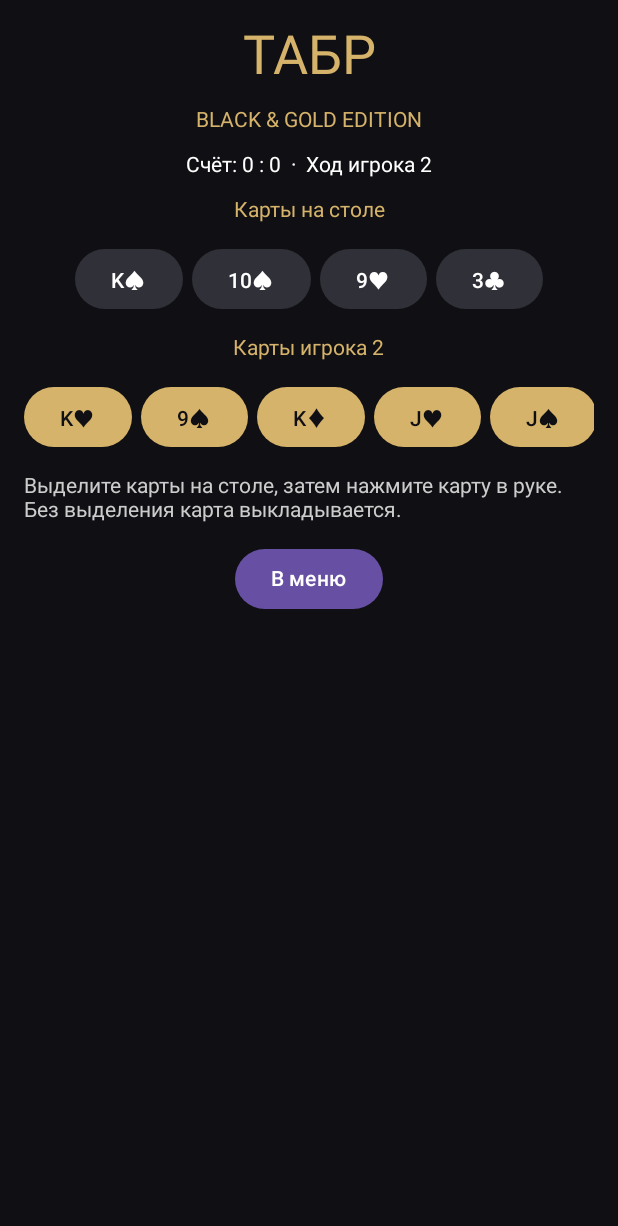
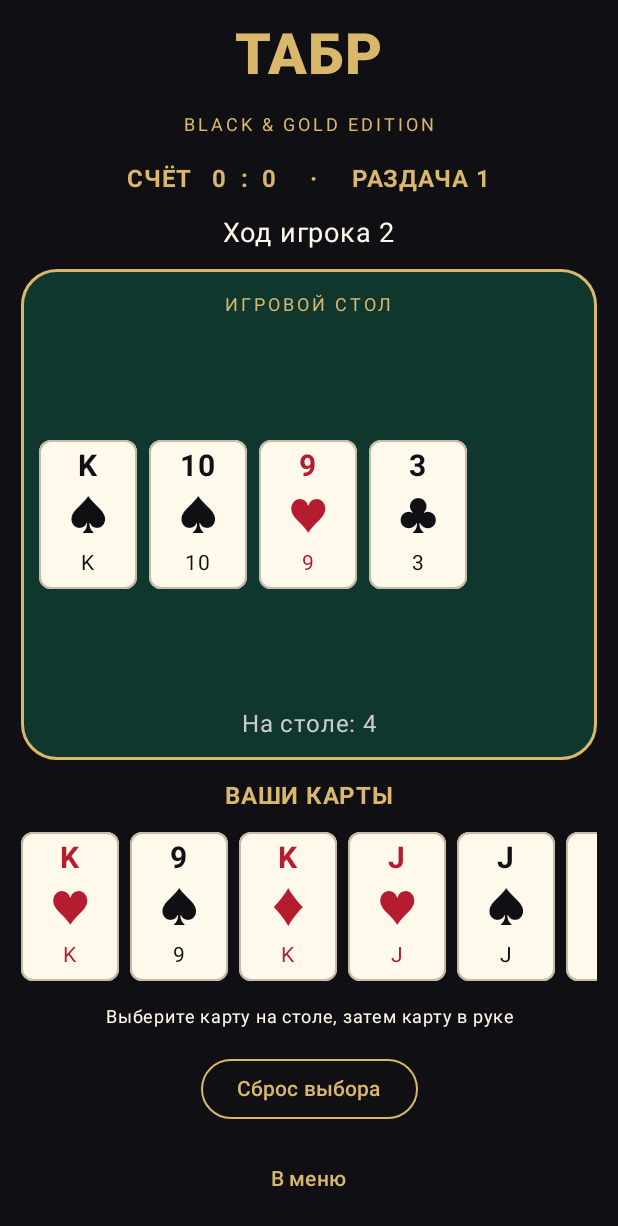
Before and after one commit to zavenleb-sketch/Schet-Domino, an Android app built with Jetpack Compose: the screen it shows after launch (MainActivity), after a tap on "2 игрока · до 31", on a phone screen of 412 x 824 dp. Shown: the top 1226 px of the screen. Run offline under Robolectric (Android 15) with nearby library versions, the phone set to English and light mode, and no system bars.

Commit message:
Improve Tabr felt card table and guard stale card clicks

```diff
--- a/TabrAndroid/app/src/main/java/com/tabr/game/MainActivity.kt
+++ b/TabrAndroid/app/src/main/java/com/tabr/game/MainActivity.kt
@@ -3,7 +3,10 @@ package com.tabr.game
 import android.os.Bundle
 import androidx.activity.ComponentActivity
 import androidx.activity.compose.setContent
+import androidx.compose.foundation.BorderStroke
 import androidx.compose.foundation.background
+import androidx.compose.foundation.border
+import androidx.compose.foundation.clickable
 import androidx.compose.foundation.layout.*
 import androidx.compose.foundation.lazy.LazyRow
 import androidx.compose.foundation.lazy.itemsIndexed
@@ -13,57 +16,115 @@ import androidx.compose.runtime.*
 import androidx.compose.ui.Alignment
 import androidx.compose.ui.Modifier
 import androidx.compose.ui.graphics.Color
+import androidx.compose.ui.text.font.FontWeight
+import androidx.compose.ui.text.style.TextAlign
 import androidx.compose.ui.unit.dp
 import androidx.compose.ui.unit.sp
 
-private val gold = Color(0xFFD6B36A)
-private val black = Color(0xFF101014)
+private val gold = Color(0xFFD9B86B)
+private val ink = Color(0xFF101014)
+private val felt = Color(0xFF10372D)
+private val ivory = Color(0xFFFFF9EB)
+
 class MainActivity : ComponentActivity() {
     override fun onCreate(savedInstanceState: Bundle?) {
         super.onCreate(savedInstanceState)
-        setContent { TabrScreen() }
+        setContent { MaterialTheme { TabrScreen() } }
     }
 }
-@Composable fun TabrScreen() {
+
+@Composable
+private fun PlayingCard(card: Card, chosen: Boolean, onClick: () -> Unit) {
+    val red = card.suit == Suit.DIAMONDS || card.suit == Suit.HEARTS
+    Column(
+        modifier = Modifier.width(65.dp).height(99.dp)
+            .border(BorderStroke(if(chosen) 3.dp else 1.dp, if(chosen) gold else Color(0xFFC5BBA8)), RoundedCornerShape(8.dp))
+            .background(if(chosen) Color(0xFFFFE8A4) else ivory, RoundedCornerShape(8.dp))
+            .clickable(onClick = onClick).padding(5.dp),
+        horizontalAlignment = Alignment.CenterHorizontally,
+        verticalArrangement = Arrangement.SpaceBetween
+    ) {
+        Text(card.label.dropLast(1), fontSize = 20.sp, fontWeight = FontWeight.Bold, color = if(red) Color(0xFFB51C30) else ink)
+        Text(card.suit.symbol, fontSize = 27.sp, color = if(red) Color(0xFFB51C30) else ink)
+        Text(card.label.dropLast(1), fontSize = 14.sp, color = if(red) Color(0xFFB51C30) else ink)
+    }
+}
+
+@Composable
+fun TabrScreen() {
     var game by remember { mutableStateOf<TabrGame?>(null) }
-    var tick by remember { mutableIntStateOf(0) }
+    var revision by remember { mutableIntStateOf(0) }
     var selected by remember { mutableStateOf(setOf<Int>()) }
+    var message by remember { mutableStateOf("Выберите карту на столе, затем карту в руке") }
     val g = game
-    Column(Modifier.fillMaxSize().background(black).padding(16.dp), verticalArrangement = Arrangement.spacedBy(14.dp), horizontalAlignment = Alignment.CenterHorizontally) {
-        Text("ТАБР", fontSize = 36.sp, color = gold)
-        Text("BLACK & GOLD EDITION", color = gold)
+    Column(Modifier.fillMaxSize().background(ink).padding(14.dp), horizontalAlignment = Alignment.CenterHorizontally, verticalArrangement = Arrangement.spacedBy(12.dp)) {
+        Text("ТАБР", fontSize = 38.sp, fontWeight = FontWeight.Black, color = gold)
+        Text("BLACK & GOLD EDITION", fontSize = 12.sp, letterSpacing = 2.sp, color = gold)
         if(g == null) {
-            Text("Локальный прототип · онлайн и боты в разработке", color = Color.White)
-            Button(onClick = { game = TabrGame(2,31).also { it.startRound() } }) { Text("2 игрока · до 31") }
-            Button(onClick = { game = TabrGame(4,51).also { it.startRound() } }) { Text("4 игрока · до 51") }
+            Spacer(Modifier.height(36.dp))
+            Text("Локальный тестовый режим", color = ivory)
+            Button(onClick = { game = TabrGame(2,31).also { it.startRound() }; selected = emptySet() }, colors = ButtonDefaults.buttonColors(containerColor = gold, contentColor = ink)) { Text("2 игрока · до 31") }
+            Button(onClick = { game = TabrGame(4,51).also { it.startRound() }; selected = emptySet() }, colors = ButtonDefaults.buttonColors(containerColor = gold, contentColor = ink)) { Text("4 игрока · до 51") }
+            Text("Игра на одном телефоне. Боты и онлайн пока не подключены.", color = Color.LightGray, textAlign = TextAlign.Center)
         } else {
-            @Suppress("UNUSED_VARIABLE") val refresh = tick
-            Text("Счёт: ${g.scores[0]} : ${g.scores[1]}  ·  Ход игрока ${g.turn+1}", color = Color.White)
-            Text("Карты на столе", color = gold)
-            LazyRow(horizontalArrangement = Arrangement.spacedBy(6.dp)) {
-                itemsIndexed(g.table) { i,c ->
-                    val chosen = i in selected
-                    Button(onClick = { selected = if(chosen) selected-i else selected+i },
-                        colors = ButtonDefaults.buttonColors(containerColor = if(chosen) gold else Color(0xFF303039))) { Text(c.label) }
+            // Reading revision explicitly ensures recomposition after mutations of the engine's mutable lists.
+            val currentRevision = revision
+            val active = g.turn
+            val tableSnapshot = remember(g,currentRevision) { g.table.toList() }
+            val handSnapshot = remember(g,currentRevision) { g.hands[g.turn].toList() }
+            Text("СЧЁТ   ${g.scores[0]}  :  ${g.scores[1]}     ·     РАЗДАЧА ${g.round}", color = gold, fontWeight = FontWeight.Bold)
+            Text("Ход игрока ${active+1}", color = ivory, fontSize = 18.sp)
+            Column(Modifier.fillMaxWidth().weight(1f).background(felt, RoundedCornerShape(24.dp))
+                .border(2.dp,gold,RoundedCornerShape(24.dp)).padding(12.dp),
+                verticalArrangement = Arrangement.SpaceBetween, horizontalAlignment = Alignment.CenterHorizontally) {
+                Text("ИГРОВОЙ СТОЛ", color = gold, fontSize = 12.sp, letterSpacing = 2.sp)
+                if(tableSnapshot.isEmpty()) Text("Стол пуст", color = ivory)
+                LazyRow(Modifier.fillMaxWidth(), horizontalArrangement = Arrangement.spacedBy(8.dp), verticalAlignment = Alignment.CenterVertically) {
+                    itemsIndexed(tableSnapshot) { index, card ->
+                        PlayingCard(card, index in selected) {
+                            if(!g.roundOver) selected = if(index in selected) selected-index else selected+index
+                        }
+                    }
+                }
+                Text("На столе: ${tableSnapshot.size}", color = Color.LightGray)
+            }
+            Text("ВАШИ КАРТЫ", color = gold, fontWeight = FontWeight.Bold)
+            LazyRow(Modifier.fillMaxWidth(), horizontalArrangement = Arrangement.spacedBy(7.dp)) {
+                itemsIndexed(handSnapshot) { index, card ->
+                    PlayingCard(card,false) {
+                        // Resolve by card identity in the CURRENT hand, not stale LazyRow index.
+                        if(g.roundOver || g.matchOver) return@PlayingCard
+                        val currentIndex = g.hands[g.turn].indexOf(card)
+                        if(currentIndex < 0) { message = "Карты обновились. Повторите ход."; return@PlayingCard }
+                        val groups = if(selected.isEmpty()) emptyList() else listOf(selected.sorted())
+                        if(groups.isNotEmpty() && !g.legal(groups,card.rank)) {
+                            message = "Сумма выбранных карт должна равняться ${card.rank}"
+                            return@PlayingCard
+                        }
+                        try {
+                            g.play(currentIndex,groups)
+                            selected = emptySet()
+                            message = "Ход выполнен"
+                            revision++
+                        } catch(e: IllegalArgumentException) {
+                            selected = emptySet()
+                            message = "Некорректный ход. Попробуйте ещё раз."
+                            revision++
+                        } catch(e: IllegalStateException) {
+                            selected = emptySet()
+                            message = "Ход устарел. Попробуйте ещё раз."
+                            revision++
+                        }
+                    }
                 }
             }
-            Text("Карты игрока ${g.turn+1}", color = gold)
-            LazyRow(horizontalArrangement = Arrangement.spacedBy(6.dp)) {
-                itemsIndexed(g.hands[g.turn]) { i,c ->
-                    Button(onClick = {
-                        val groups = if(selected.isEmpty()) emptyList() else listOf(selected.sorted())
-                        if(groups.isEmpty() || g.legal(groups,c.rank)) {
-                            g.play(i,groups); selected = emptySet(); tick++
-                        }
-                    }, colors = ButtonDefaults.buttonColors(containerColor = gold, contentColor = black)) { Text(c.label) }
-                }
+            Text(message, color = ivory, fontSize = 12.sp, textAlign = TextAlign.Center)
+            Row(horizontalArrangement = Arrangement.spacedBy(8.dp)) {
+                OutlinedButton(onClick = { selected = emptySet() }, border = BorderStroke(1.dp,gold)) { Text("Сброс выбора", color = gold) }
+                if(g.roundOver && !g.matchOver) Button(onClick = { g.startRound(); selected = emptySet(); revision++ }, colors = ButtonDefaults.buttonColors(containerColor = gold, contentColor = ink)) { Text("Новая раздача") }
+                if(g.matchOver) Text("Матч окончен", color = gold)
             }
-            Text("Выделите карты на столе, затем нажмите карту в руке. Без выделения карта выкладывается.", color = Color.LightGray)
-            if(g.roundOver) {
-                Text(if(g.matchOver) "Матч окончен" else "Раздача завершена", color = gold)
-                if(!g.matchOver) Button(onClick = { g.startRound(); selected = emptySet(); tick++ }) { Text("Следующая раздача") }
-            }
-            Button(onClick = { game = null; selected = emptySet() }) { Text("В меню") }
+            TextButton(onClick = { game = null; selected = emptySet() }) { Text("В меню", color = gold) }
         }
     }
 }
```
